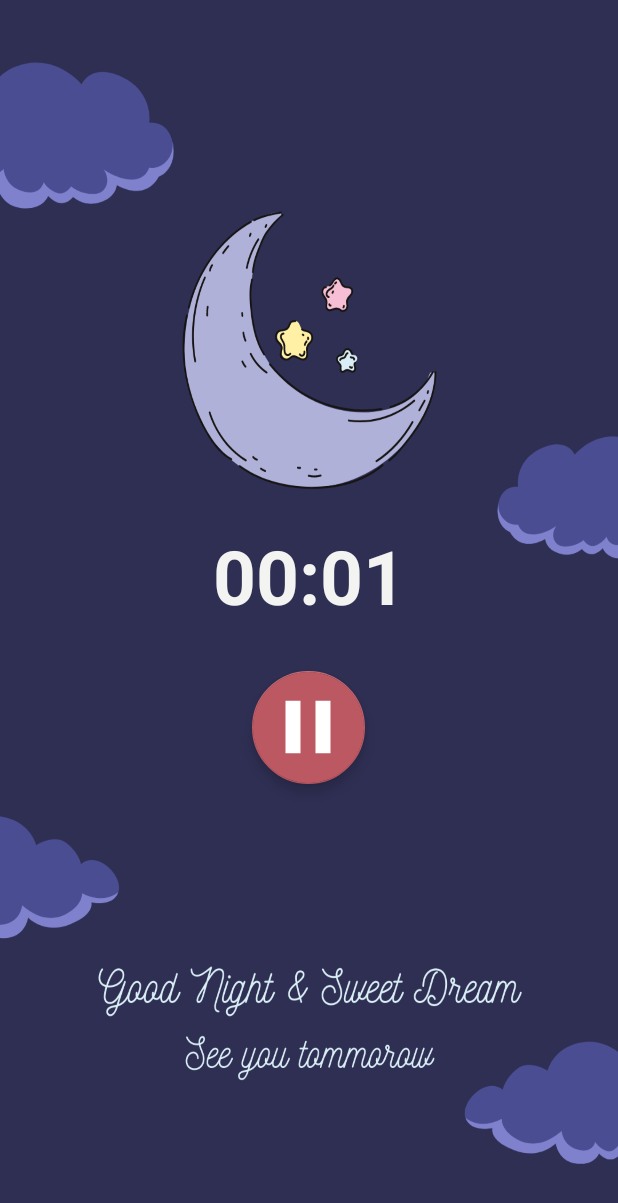
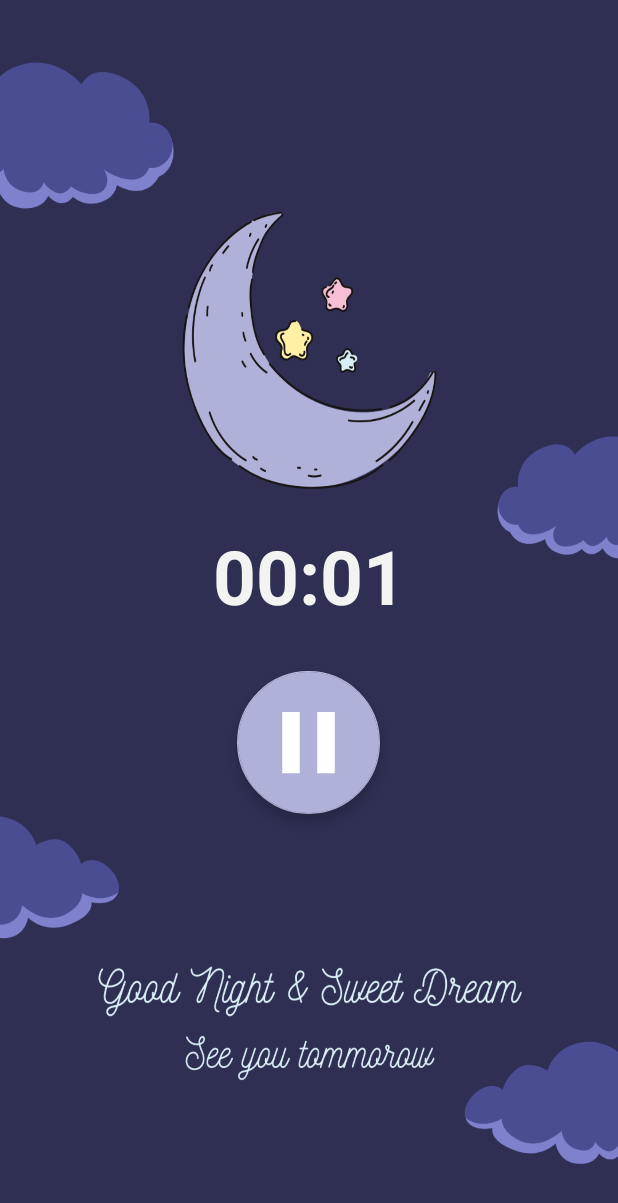
Before and after one commit to BusraSunar/Ucu_Birarada_Android, an Android app: the SleepCounterActivity screen opened directly, with no data from a screen before it, on a phone screen of 412 x 824 dp. Shown: the top 1203 px of the screen. Run offline under Robolectric (Android 15) with nearby library versions, the phone set to English and light mode, and no system bars; our stand-ins replace Volley; network calls fail; 2 statements that could not run were skipped.

Commit message:
Update activity_sleep_counter.xml

```diff
--- a/app/src/main/res/layout/activity_sleep_counter.xml
+++ b/app/src/main/res/layout/activity_sleep_counter.xml
@@ -36,9 +36,9 @@
             android:onClick="stopButtonAction"
             android:scaleType="center"
             android:src="@drawable/ic_baseline_pause_24"
-            app:backgroundTint="@color/bordo"
-            app:fabCustomSize="75dp"
-            app:maxImageSize="60dp"
+            app:backgroundTint="@color/purple"
+            app:fabCustomSize="95dp"
+            app:maxImageSize="70dp"
             app:tint="@android:color/white" />
 
 
```
